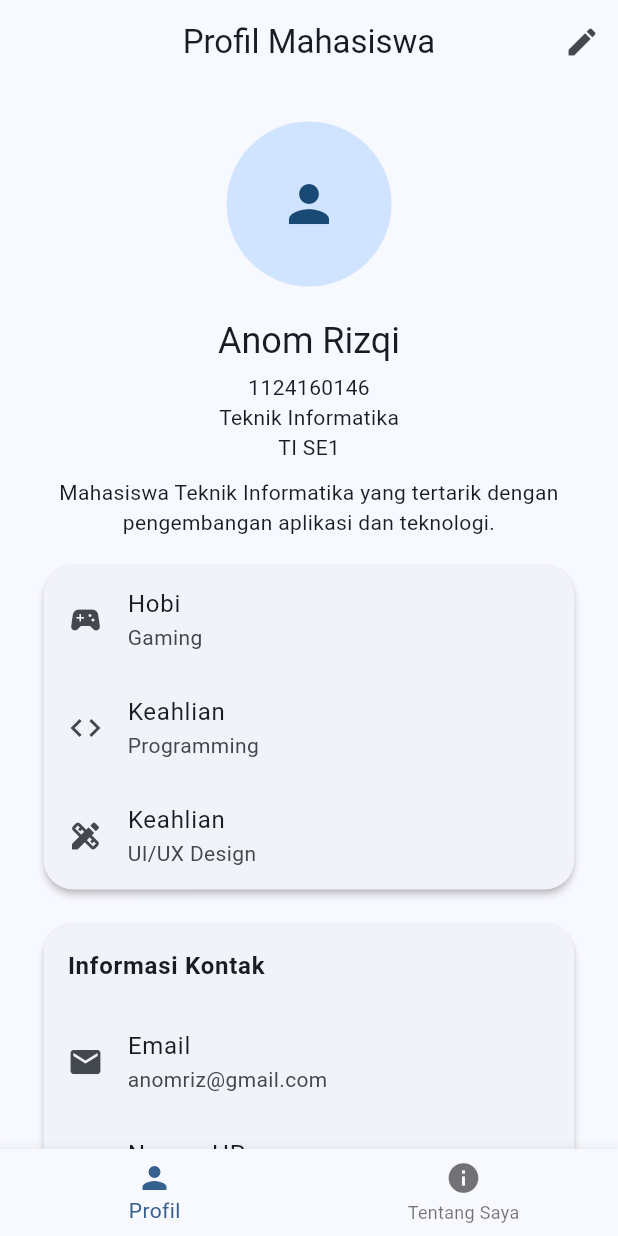
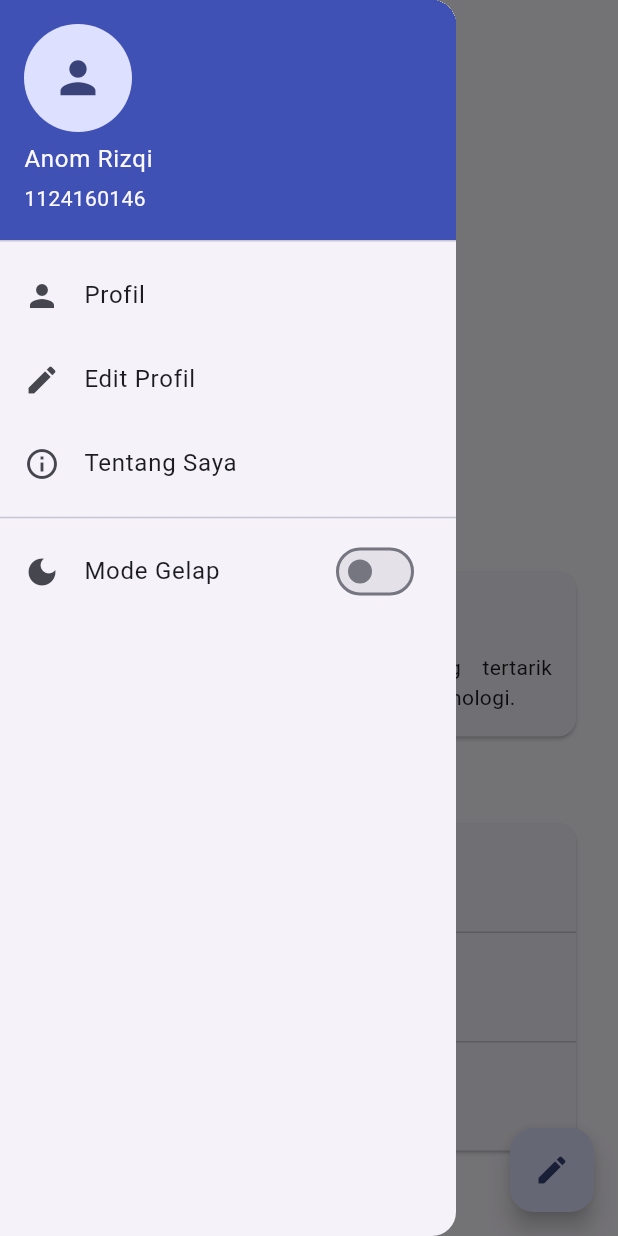
Before and after one commit to AnomRizqi/uts-pml-1124160146, a Flutter app: the screen it shows after launch, with the side drawer open (before the commit the screen has no drawer), on a phone screen of 412 x 824 dp. Run offline on Flutter 3.47's test engine with Material 3 defaults, Android fonts, the phone set to English and light mode, and no system bars.

Commit message:
feat: add dark mode ligh mode

```diff
--- a/soal2_profil_app/lib/main.dart
+++ b/soal2_profil_app/lib/main.dart
@@ -1,80 +1,54 @@
 import 'package:flutter/material.dart';
 import 'screens/profile_page.dart';
-import 'screens/about_page.dart';
 
-void main(){
-    runApp(MyApp());
+void main() {
+    runApp(const MyApp());
 }
 
-class MyApp extends StatelessWidget {
+class MyApp extends StatefulWidget {
     const MyApp({super.key});
+
+    @override
+    State<MyApp> createState() => _MyAppState();
+}
+
+class _MyAppState extends State<MyApp> {
+
+    ThemeMode _themeMode = ThemeMode.light;
+
+    void ubahTema(bool value) {
+        setState(() {
+            _themeMode = value ? ThemeMode.dark : ThemeMode.light;
+        });
+    }
 
     @override
     Widget build(BuildContext context) {
         return MaterialApp(
+            title: 'Profil Anom',
             debugShowCheckedModeBanner: false,
-            title: 'Profil Anom',
 
             theme: ThemeData(
+                useMaterial3: true,
                 colorScheme: ColorScheme.fromSeed(
-                    seedColor: Colors.blue,
-                    brightness: Brightness.light,
+                    seedColor: Colors.indigo,
                 ),
-                useMaterial3: true,
             ),
 
             darkTheme: ThemeData(
+                useMaterial3: true,
+                brightness: Brightness.dark,
                 colorScheme: ColorScheme.fromSeed(
-                    seedColor: Colors.blue,
+                    seedColor: Colors.indigo,
                     brightness: Brightness.dark,
                 ),
-                useMaterial3: true,
             ),
 
-            themeMode: ThemeMode.light,
-            home: const MainPage(),
-        );
-    }
-}
+            themeMode: _themeMode,
 
-class MainPage extends StatefulWidget {
-    const MainPage({super.key});
-
-    @override
-    State<MainPage> createState() => _MainPageState();
-}
-
-class _MainPageState extends State<MainPage> {
-
-    int selectedIndex = 0;
-
-    final List<Widget> pages = [
-        const ProfilePage(),
-        const AboutPage(),
-    ];
-
-    @override
-    Widget build(BuildContext context) {
-        return Scaffold(
-            body: pages[selectedIndex],
-
-            bottomNavigationBar: BottomNavigationBar(
-                currentIndex: selectedIndex,
-                onTap: (index) {
-                    setState(() {
-                        selectedIndex = index;
-                    });
-                },
-                items: const [
-                    BottomNavigationBarItem(
-                        icon: Icon(Icons.person),
-                        label: 'Profil',
-                    ),
-                    BottomNavigationBarItem(
-                        icon: Icon(Icons.info),
-                        label: 'Tentang Saya',
-                    ),
-                ],
+            home: ProfilePage(
+                ubahTema: ubahTema,
+                isDarkMode: _themeMode == ThemeMode.dark,
             ),
         );
     }
--- a/soal2_profil_app/lib/models/profile.dart
+++ b/soal2_profil_app/lib/models/profile.dart
@@ -1,14 +1,14 @@
 class Profile {
-    String nama;
-    String nim;
-    String prodi;
-    String kelas;
-    String bio;
-    String email;
-    String hp;
-    String github;
+    final String nama;
+    final String nim;
+    final String prodi;
+    final String kelas;
+    final String bio;
+    final String email;
+    final String hp;
+    final String github;
 
-    Profile({
+    const Profile({
         required this.nama,
         required this.nim,
         required this.prodi,
--- a/soal2_profil_app/lib/screens/profile_page.dart
+++ b/soal2_profil_app/lib/screens/profile_page.dart
@@ -1,43 +1,28 @@
 import 'package:flutter/material.dart';
 import '../models/profile.dart';
+import 'about_page.dart';
 import 'edit_profile_page.dart';
 
-class ProfilePage extends StatefulWidget {
-    const ProfilePage({super.key});
+class ProfilePage extends StatelessWidget {
+    final Function(bool) ubahTema;
+    final bool isDarkMode;
 
-    @override
-    State<ProfilePage> createState() => _ProfilePageState();
-}
+    const ProfilePage({
+        super.key,
+        required this.ubahTema,
+        required this.isDarkMode,
+    });
 
-class _ProfilePageState extends State<ProfilePage> {
-
-    Profile profile = Profile(
+    final Profile profile = const Profile(
         nama: 'Anom Rizqi',
         nim: '1124160146',
         prodi: 'Teknik Informatika',
         kelas: 'TI SE1',
         bio: 'Mahasiswa Teknik Informatika yang tertarik dengan pengembangan aplikasi dan teknologi.',
-        email: 'anomriz@gmail.com',
+        email: '1124160146@global.ac.id',
         hp: '081234567890',
         github: 'github.com/AnomRizqi',
     );
-
-    void editProfil() async {
-        final hasil = await Navigator.push(
-            context,
-            MaterialPageRoute(
-                builder: (context) {
-                    return EditProfilePage(profile: profile);
-                },
-            ),
-        );
-
-        if (hasil != null) {
-            setState(() {
-                profile = hasil;
-            });
-        }
-    }
 
     @override
     Widget build(BuildContext context) {
@@ -45,26 +30,93 @@ class _ProfilePageState extends State<ProfilePage> {
             appBar: AppBar(
                 title: const Text('Profil Mahasiswa'),
                 centerTitle: true,
-                actions: [
-                    IconButton(
-                        onPressed: editProfil,
-                        icon: const Icon(Icons.edit),
-                        tooltip: 'Edit Profil',
+            ),
+
+            drawer: Drawer(
+                child: ListView(
+                    padding: EdgeInsets.zero,
+                    children: [
+                        UserAccountsDrawerHeader(
+                            decoration: const BoxDecoration(
+                                color: Colors.indigo,
+                            ),
+                            accountName: Text(profile.nama),
+                            accountEmail: Text(profile.nim),
+                            currentAccountPicture: const CircleAvatar(
+                                child: Icon(Icons.person, size: 35),
+                            ),
+                        ),
+
+                        ListTile(
+                            leading: const Icon(Icons.person),
+                            title: const Text('Profil'),
+                            onTap: () {
+                                Navigator.pop(context);
+                            },
+                        ),
+
+                        ListTile(
+                            leading: const Icon(Icons.edit),
+                            title: const Text('Edit Profil'),
+                            onTap: () {
+                                Navigator.pop(context);
+
+                                Navigator.push(
+                                    context,
+                                    MaterialPageRoute(
+                                        builder: (context) {
+                                            return EditProfilePage(
+                                                profile: profile,
+                                            );
+                                        },
+                                    ),
+                                );
+                            },
+                        ),
+
+                        ListTile(
+                            leading: const Icon(Icons.info_outline),
+                            title: const Text('Tentang Saya'),
+                            onTap: () {
+                                Navigator.pop(context);
+
+                                Navigator.push(
+                                    context,
+                                    MaterialPageRoute(
+                                        builder: (context) {
+                                            return const AboutPage();
+                                        },
+                                    ),
+                                );
+                            },
+                        ),
+
+                        const Divider(),
+
+                        SwitchListTile(
+                            secondary: const Icon(Icons.dark_mode),
+                            title: const Text('Mode Gelap'),
+                            value: isDarkMode,
+                            onChanged: (value) {
+                                ubahTema(value);
+                            },
                         ),
                     ],
                 ),
+            ),
 
-            body: SafeArea(
-                child: SingleChildScrollView(
-                    child: Padding(
-                        padding: const EdgeInsets.all(25),
+            body: SingleChildScrollView(
+                padding: const EdgeInsets.all(24),
                 child: Column(
+                    crossAxisAlignment: CrossAxisAlignment.center,
                     children: [
+                        const SizedBox(height: 16),
+
                         const CircleAvatar(
-                                    radius: 55,
+                            radius: 65,
                             child: Icon(
                                 Icons.person,
-                                        size: 40,
+                                size: 50,
                             ),
                         ),
 
@@ -72,98 +124,93 @@ class _ProfilePageState extends State<ProfilePage> {
 
                         Text(
                             profile.nama,
-                                    style: Theme.of(context).textTheme.headlineSmall,
+                            textAlign: TextAlign.center,
+                            style: const TextStyle(
+                                fontSize: 22,
+                                fontWeight: FontWeight.bold,
+                            ),
                         ),
 
-                                const SizedBox(height: 5),
+                        const SizedBox(height: 8),
 
+                        Text(profile.nim),
+
+                        const SizedBox(height: 8),
+
+                        Text(profile.prodi),
+                        Text('Kelas ${profile.kelas}'),
+
+                        const SizedBox(height: 24),
+
+                        Card(
+                            child: Padding(
+                                padding: const EdgeInsets.all(16),
+                                child: Column(
+                                    crossAxisAlignment: CrossAxisAlignment.start,
+                                    children: [
+                                        const Row(
+                                            children: [
+                                                Icon(Icons.person_outline),
+                                                SizedBox(width: 8),
                                                 Text(
-                                    profile.nim,
-                                    style: Theme.of(context).textTheme.bodyMedium,
+                                                    'Tentang Saya',
+                                                    style: TextStyle(
+                                                        fontSize: 18,
+                                                        fontWeight: FontWeight.bold,
+                                                    ),
+                                                ),
+                                            ],
                                         ),
 
-                                Text(
-                                    profile.prodi,
-                                    style: Theme.of(context).textTheme.bodyMedium,
-                                ),
-
-                                Text(
-                                    profile.kelas,
-                                    style: Theme.of(context).textTheme.bodyMedium,
-                                ),
-
-                                const SizedBox(height: 10),
+                                        const SizedBox(height: 12),
 
                                         Text(
                                             profile.bio,
-                                    textAlign: TextAlign.center,
-                                    style: Theme.of(context).textTheme.bodyMedium,
-                                ),
-
-                                const SizedBox(height: 15),
-
-                                Card(
-                                    elevation: 2,
-                                    shape: RoundedRectangleBorder(
-                                        borderRadius: BorderRadius.circular(20),
-                                    ),
-                                    child: Column(
-                                        children: [
-                                            const InfoTile(
-                                                icon: Icons.sports_esports,
-                                                label: 'Hobi',
-                                                value: 'Gaming',
-                                            ),
-
-                                            const InfoTile(
-                                                icon: Icons.code,
-                                                label: 'Keahlian',
-                                                value: 'Programming',
-                                            ),
-
-                                            const InfoTile(
-                                                icon: Icons.design_services,
-                                                label: 'Keahlian',
-                                                value: 'UI/UX Design',
+                                            textAlign: TextAlign.justify,
                                         ),
                                     ],
                                 ),
                             ),
+                        ),
 
-                                const SizedBox(height: 15),
+                        const SizedBox(height: 16),
 
-                                Card(
-                                    elevation: 2,
-                                    shape: RoundedRectangleBorder(
-                                        borderRadius: BorderRadius.circular(20),
-                                    ),
-                                    child: Column(
-                                        children: [
-                                            const ListTile(
-                                                title: Text(
+                        const Align(
+                            alignment: Alignment.centerLeft,
+                            child: Text(
                                 'Informasi Kontak',
                                 style: TextStyle(
+                                    fontSize: 18,
                                     fontWeight: FontWeight.bold,
                                 ),
                             ),
                         ),
 
-                                            InfoTile(
-                                                icon: Icons.email,
-                                                label: 'Email',
-                                                value: profile.email,
+                        const SizedBox(height: 8),
+
+                        Card(
+                            child: Column(
+                                children: [
+                                    ListTile(
+                                        leading: const Icon(Icons.email),
+                                        title: const Text('Email'),
+                                        subtitle: Text(profile.email),
                                     ),
 
-                                            InfoTile(
-                                                icon: Icons.phone,
-                                                label: 'Nomor HP',
-                                                value: profile.hp,
+                                    const Divider(height: 1),
+
+                                    ListTile(
+                                        leading: const Icon(Icons.phone),
+                                        title: const Text('Nomor HP'),
+                                        subtitle: Text(profile.hp),
                                     ),
 
-                                            InfoTile(
-                                                icon: Icons.code,
-                                                label: 'GitHub',
-                                                value: profile.github,
+                                    const Divider(height: 1),
+
+                                    ListTile(
+                                        leading: const Icon(Icons.code),
+                                        title: const Text('GitHub'),
+                                        subtitle: Text(profile.github),
                                     ),
                                 ],
                             ),
@@ -171,30 +218,23 @@ class _ProfilePageState extends State<ProfilePage> {
                     ],
                 ),
             ),
+
+            floatingActionButton: FloatingActionButton(
+                onPressed: () {
+                    Navigator.push(
+                        context,
+                        MaterialPageRoute(
+                            builder: (context) {
+                                return EditProfilePage(
+                                    profile: profile,
+                                );
+                            },
                         ),
+                    );
+                },
+                tooltip: 'Edit Profil',
+                child: const Icon(Icons.edit),
             ),
         );
     }
 }
-
-class InfoTile extends StatelessWidget {
-    const InfoTile({
-        super.key,
-        required this.icon,
-        required this.label,
-        required this.value,
-    });
-
-    final IconData icon;
-    final String label;
-    final String value;
-
-    @override
-    Widget build(BuildContext context) {
-        return ListTile(
-            leading: Icon(icon),
-            title: Text(label),
-            subtitle: Text(value),
-        );
-    }
-}
```
Lines whose indentation alone changed are shown as unchanged.
